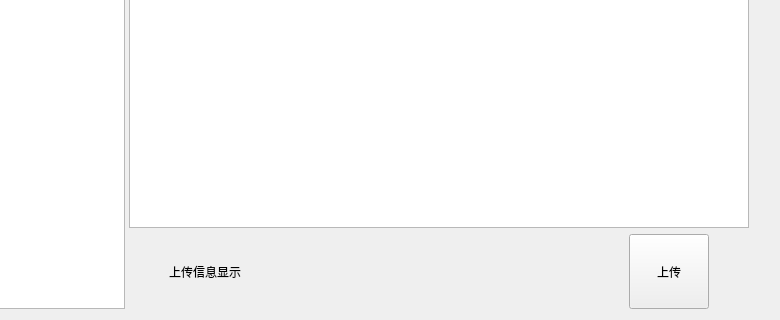
Above: heTools/moki/metaupload/upload.ui from coblan/python3Lib before the change; both pictures show x 506 to 1286 and y 530 to 850 of the 1286 by 850 pixel window. Below: the same form after it.
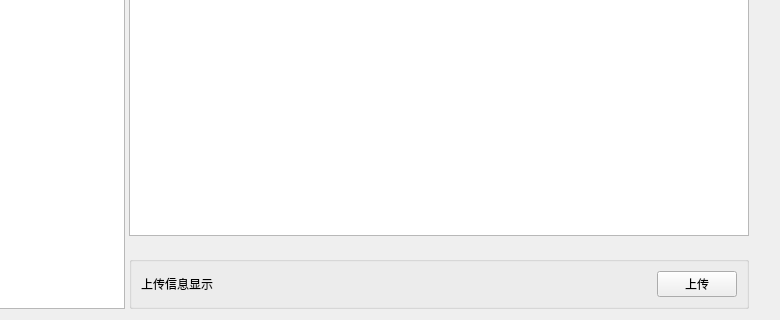
That is the form after the change.

Patch:
```diff
--- a/heTools/moki/metaupload/upload.ui
+++ b/heTools/moki/metaupload/upload.ui
@@ -19,7 +19,7 @@
   <property name="windowTitle">
    <string>Form</string>
   </property>
-  <layout class="QGridLayout" name="gridLayout_3" rowstretch="0,1">
+  <layout class="QGridLayout" name="gridLayout_3">
    <item row="0" column="0">
     <layout class="QHBoxLayout" name="horizontalLayout_3">
      <item>
@@ -261,36 +261,17 @@
         <widget class="QTextBrowser" name="textBrowser"/>
        </item>
        <item>
-        <layout class="QHBoxLayout" name="horizontalLayout_4" stretch="0,1,0,0">
-         <item>
-          <spacer name="horizontalSpacer_4">
-           <property name="orientation">
-            <enum>Qt::Horizontal</enum>
-           </property>
-           <property name="sizeType">
-            <enum>QSizePolicy::Fixed</enum>
-           </property>
-           <property name="sizeHint" stdset="0">
-            <size>
-             <width>40</width>
-             <height>20</height>
-            </size>
-           </property>
-          </spacer>
-         </item>
-         <item>
-          <widget class="QLabel" name="label_2">
-           <property name="text">
-            <string>上传信息显示</string>
-           </property>
-          </widget>
-         </item>
-         <item>
+        <widget class="QGroupBox" name="groupBox_2">
+         <property name="title">
+          <string> </string>
+         </property>
+         <layout class="QGridLayout" name="gridLayout_2" columnstretch="7,1">
+          <item row="0" column="1">
           <widget class="QPushButton" name="btn_upoad_meta">
            <property name="minimumSize">
             <size>
-             <width>75</width>
-             <height>75</height>
+              <width>0</width>
+              <height>0</height>
             </size>
            </property>
            <property name="text">
@@ -298,23 +279,15 @@
            </property>
           </widget>
          </item>
-         <item>
-          <spacer name="horizontalSpacer_11">
-           <property name="orientation">
-            <enum>Qt::Horizontal</enum>
-           </property>
-           <property name="sizeType">
-            <enum>QSizePolicy::Fixed</enum>
-           </property>
-           <property name="sizeHint" stdset="0">
-            <size>
-             <width>40</width>
-             <height>20</height>
-            </size>
-           </property>
-          </spacer>
-         </item>
-        </layout>
+          <item row="0" column="0">
+           <widget class="QLabel" name="msg">
+            <property name="text">
+             <string>上传信息显示</string>
+            </property>
+           </widget>
+          </item>
+         </layout>
+        </widget>
        </item>
       </layout>
      </widget>
```
Lines whose indentation alone changed are shown as unchanged.
